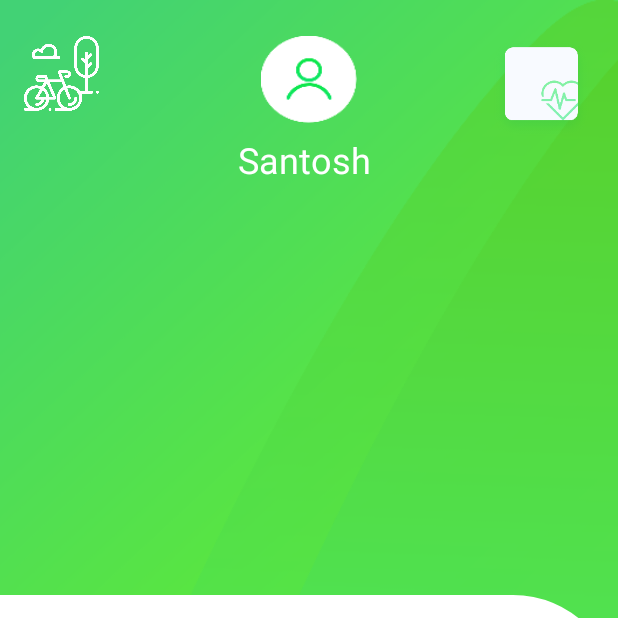
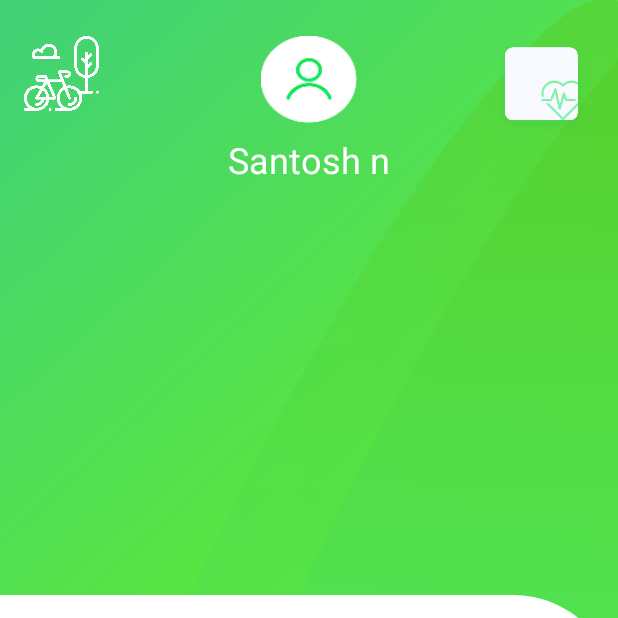
Before and after one commit to maheshc7/PedalEze, an Android app: the ProfileActivity screen opened directly, with no data from a screen before it, on a phone screen of 412 x 824 dp, the top half of it. Run offline under Robolectric (Android 15) with nearby library versions, the phone set to English and light mode, and no system bars; libraries missing offline, so code that uses them is left out: com.betomaluje.miband, com.ncorti.slidetoact; plain views replace SlideToActView; Roboto replaces fonts that are not available here; 4 statements that could not run were skipped.

```diff
--- a/app/src/main/res/layout/activity_profile.xml
+++ b/app/src/main/res/layout/activity_profile.xml
@@ -391,7 +391,7 @@
         android:layout_marginTop="8dp"
         android:layout_marginEnd="8dp"
         android:fontFamily="@font/roboto_medium"
-        android:text="Santosh "
+        android:text="Santosh n"
         android:textColor="@android:color/white"
         android:textSize="24sp"
         app:layout_constraintEnd_toEndOf="parent"
```
